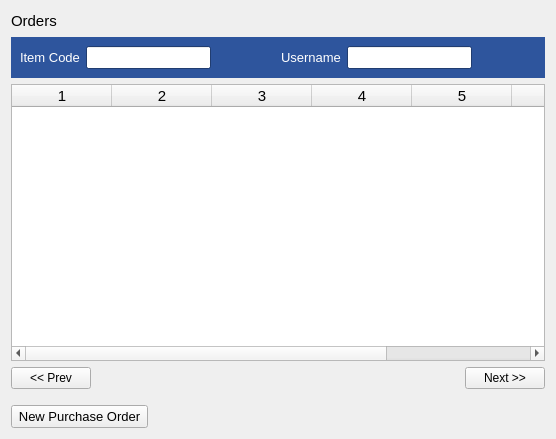
The window that estorecpp/manageorderitems.ui (Watti/estorecpp) describes before a commit, drawn with Qt 5.
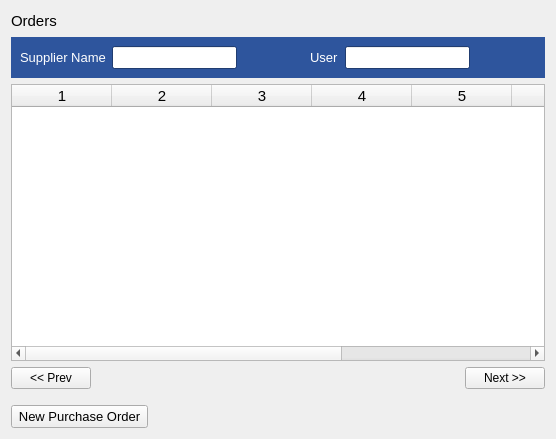
The same window after the commit.

Commit message: manage orders table changed

Diff of the .ui file:
```diff
--- a/estorecpp/manageorderitems.ui
+++ b/estorecpp/manageorderitems.ui
@@ -509,7 +509,7 @@
          </palette>
         </property>
         <property name="text">
-         <string>Item Code</string>
+         <string>Supplier Name</string>
         </property>
        </widget>
       </item>
@@ -572,7 +572,7 @@
          </palette>
         </property>
         <property name="text">
-         <string>Username</string>
+         <string>User</string>
         </property>
        </widget>
       </item>
@@ -603,7 +603,7 @@
       </font>
      </property>
      <property name="columnCount">
-      <number>7</number>
+      <number>8</number>
      </property>
      <column/>
      <column/>
@@ -612,6 +612,7 @@
      <column/>
      <column/>
      <column/>
+     <column/>
     </widget>
    </item>
    <item>
```
Left out of the diff: 4 changed lines with no effect on the pictures. The commit also changes 1 other file.
